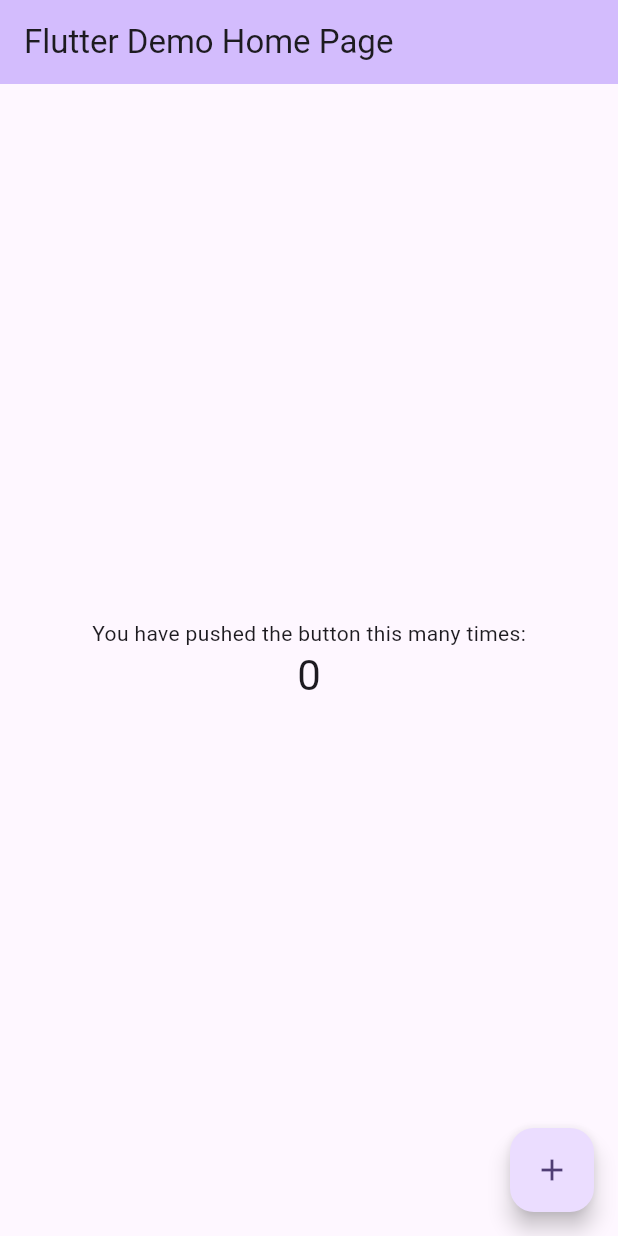
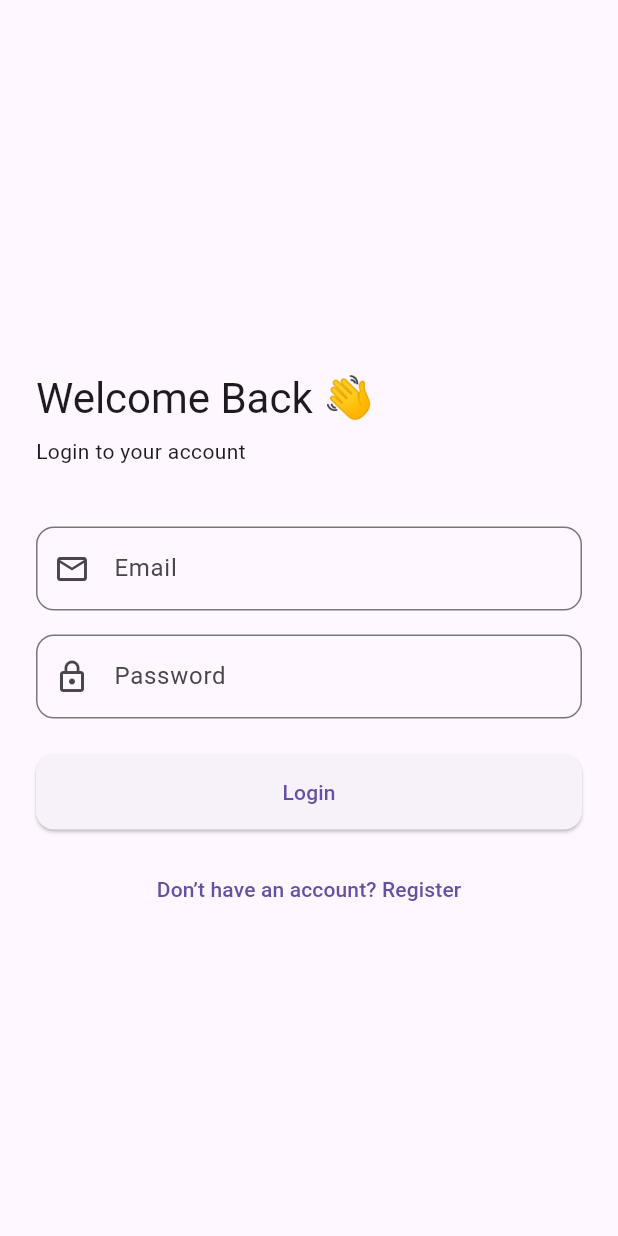
Before and after one commit to tajutzam/my-kasir, a Flutter app: the screen it shows after launch, on a phone screen of 412 x 824 dp. Run offline on Flutter 3.47's test engine with Material 3 defaults, Android fonts, the phone set to English and light mode, and no system bars; our stand-ins replace floor, get, sqflite; accounts and stored records are empty; generated files the repository leaves out were written again.

Commit message:
feat: setup structure

```diff
--- /dev/null
+++ b/lib/app/bindings/initial_binding.dart
@@ -0,0 +1,9 @@
+import 'package:get/get.dart';
+import '../../core/services/database_service.dart';
+
+class InitialBinding extends Bindings {
+  @override
+  void dependencies() {
+    Get.putAsync<DatabaseService>(() async => DatabaseService().init());
+  }
+}
--- /dev/null
+++ b/lib/app/routes/app_pages.dart
@@ -0,0 +1,23 @@
+import 'package:get/get.dart';
+import 'package:my_kasir/modules/auth/auth_binding.dart';
+import 'package:my_kasir/modules/auth/view/login.dart';
+import 'package:my_kasir/modules/auth/view/register.dart';
+
+import 'app_routes.dart';
+
+class AppPages {
+  static const INITIAL = Routes.LOGIN;
+
+  static final routes = <GetPage>[
+    GetPage(
+      name: Routes.LOGIN,
+      page: () => LoginPage(),
+      binding: AuthBinding(),
+    ),
+    GetPage(
+      name: Routes.REGISTER,
+      page: () => RegisterPage(),
+      binding: AuthBinding(),
+    ),
+  ];
+}
--- /dev/null
+++ b/lib/app/routes/app_routes.dart
@@ -0,0 +1,8 @@
+abstract class Routes {
+  static const LOGIN = '/login';
+  static const REGISTER = '/register';
+}
+
+abstract class AppPages {
+  static const INITIAL = Routes.LOGIN;
+}
--- a/lib/main.dart
+++ b/lib/main.dart
@@ -1,122 +1,31 @@
 import 'package:flutter/material.dart';
+import 'package:get/get.dart';
 
-void main() {
+import 'app/bindings/initial_binding.dart';
+import 'app/routes/app_pages.dart';
+
+Future<void> main() async {
+  WidgetsFlutterBinding.ensureInitialized();
+
+
   runApp(const MyApp());
 }
 
 class MyApp extends StatelessWidget {
   const MyApp({super.key});
 
-  // This widget is the root of your application.
   @override
   Widget build(BuildContext context) {
-    return MaterialApp(
-      title: 'Flutter Demo',
-      theme: ThemeData(
-        // This is the theme of your application.
-        //
-        // TRY THIS: Try running your application with "flutter run". You'll see
-        // the application has a purple toolbar. Then, without quitting the app,
-        // try changing the seedColor in the colorScheme below to Colors.green
-        // and then invoke "hot reload" (save your changes or press the "hot
-        // reload" button in a Flutter-supported IDE, or press "r" if you used
-        // the command line to start the app).
-        //
-        // Notice that the counter didn't reset back to zero; the application
-        // state is not lost during the reload. To reset the state, use hot
-        // restart instead.
-        //
-        // This works for code too, not just values: Most code changes can be
-        // tested with just a hot reload.
-        colorScheme: .fromSeed(seedColor: Colors.deepPurple),
-      ),
-      home: const MyHomePage(title: 'Flutter Demo Home Page'),
+    return GetMaterialApp(
+      debugShowCheckedModeBanner: false,
+      title: 'My Kasir',
+
+      initialBinding: InitialBinding(),
+
+      initialRoute: AppPages.INITIAL,
+      getPages: AppPages.routes,
+
+      theme: ThemeData(primarySwatch: Colors.blue, useMaterial3: true),
     );
   }
 }
-
-class MyHomePage extends StatefulWidget {
-  const MyHomePage({super.key, required this.title});
-
-  // This widget is the home page of your application. It is stateful, meaning
-  // that it has a State object (defined below) that contains fields that affect
-  // how it looks.
-
-  // This class is the configuration for the state. It holds the values (in this
-  // case the title) provided by the parent (in this case the App widget) and
-  // used by the build method of the State. Fields in a Widget subclass are
-  // always marked "final".
-
-  final String title;
-
-  @override
-  State<MyHomePage> createState() => _MyHomePageState();
-}
-
-class _MyHomePageState extends State<MyHomePage> {
-  int _counter = 0;
-
-  void _incrementCounter() {
-    setState(() {
-      // This call to setState tells the Flutter framework that something has
-      // changed in this State, which causes it to rerun the build method below
-      // so that the display can reflect the updated values. If we changed
-      // _counter without calling setState(), then the build method would not be
-      // called again, and so nothing would appear to happen.
-      _counter++;
-    });
-  }
-
-  @override
-  Widget build(BuildContext context) {
-    // This method is rerun every time setState is called, for instance as done
-    // by the _incrementCounter method above.
-    //
-    // The Flutter framework has been optimized to make rerunning build methods
-    // fast, so that you can just rebuild anything that needs updating rather
-    // than having to individually change instances of widgets.
-    return Scaffold(
-      appBar: AppBar(
-        // TRY THIS: Try changing the color here to a specific color (to
-        // Colors.amber, perhaps?) and trigger a hot reload to see the AppBar
-        // change color while the other colors stay the same.
-        backgroundColor: Theme.of(context).colorScheme.inversePrimary,
-        // Here we take the value from the MyHomePage object that was created by
-        // the App.build method, and use it to set our appbar title.
-        title: Text(widget.title),
-      ),
-      body: Center(
-        // Center is a layout widget. It takes a single child and positions it
-        // in the middle of the parent.
-        child: Column(
-          // Column is also a layout widget. It takes a list of children and
-          // arranges them vertically. By default, it sizes itself to fit its
-          // children horizontally, and tries to be as tall as its parent.
-          //
-          // Column has various properties to control how it sizes itself and
-          // how it positions its children. Here we use mainAxisAlignment to
-          // center the children vertically; the main axis here is the vertical
-          // axis because Columns are vertical (the cross axis would be
-          // horizontal).
-          //
-          // TRY THIS: Invoke "debug painting" (choose the "Toggle Debug Paint"
-          // action in the IDE, or press "p" in the console), to see the
-          // wireframe for each widget.
-          mainAxisAlignment: .center,
-          children: [
-            const Text('You have pushed the button this many times:'),
-            Text(
-              '$_counter',
-              style: Theme.of(context).textTheme.headlineMedium,
-            ),
-          ],
-        ),
-      ),
-      floatingActionButton: FloatingActionButton(
-        onPressed: _incrementCounter,
-        tooltip: 'Increment',
-        child: const Icon(Icons.add),
-      ),
-    );
-  }
-}
--- /dev/null
+++ b/lib/modules/auth/auth_binding.dart
@@ -0,0 +1,9 @@
+import 'package:get/get.dart';
+import 'package:my_kasir/modules/auth/auth_controller.dart';
+
+class AuthBinding extends Bindings {
+  @override
+  void dependencies() {
+    Get.lazyPut<AuthController>(() => AuthController());
+  }
+}
--- /dev/null
+++ b/lib/modules/auth/view/login.dart
@@ -0,0 +1,84 @@
+import 'package:flutter/material.dart';
+import 'package:get/get.dart';
+import 'package:my_kasir/app/routes/app_routes.dart';
+
+class LoginPage extends StatelessWidget {
+  const LoginPage({super.key});
+
+  @override
+  Widget build(BuildContext context) {
+    return Scaffold(
+      body: SafeArea(
+        child: Padding(
+          padding: const EdgeInsets.symmetric(horizontal: 24),
+          child: Center(
+            child: SingleChildScrollView(
+              child: Column(
+                crossAxisAlignment: CrossAxisAlignment.start,
+                children: [
+                  const SizedBox(height: 40),
+                  Text(
+                    'Welcome Back 👋',
+                    style: Theme.of(context).textTheme.headlineMedium,
+                  ),
+                  const SizedBox(height: 8),
+                  Text(
+                    'Login to your account',
+                    style: Theme.of(context).textTheme.bodyMedium,
+                  ),
+                  const SizedBox(height: 40),
+
+                  TextField(
+                    decoration: InputDecoration(
+                      labelText: 'Email',
+                      prefixIcon: const Icon(Icons.email_outlined),
+                      border: OutlineInputBorder(
+                        borderRadius: BorderRadius.circular(12),
+                      ),
+                    ),
+                  ),
+                  const SizedBox(height: 16),
+
+                  TextField(
+                    obscureText: true,
+                    decoration: InputDecoration(
+                      labelText: 'Password',
+                      prefixIcon: const Icon(Icons.lock_outline),
+                      border: OutlineInputBorder(
+                        borderRadius: BorderRadius.circular(12),
+                      ),
+                    ),
+                  ),
+                  const SizedBox(height: 24),
+
+                  SizedBox(
+                    width: double.infinity,
+                    height: 50,
+                    child: ElevatedButton(
+                      onPressed: () {},
+                      style: ElevatedButton.styleFrom(
+                        shape: RoundedRectangleBorder(
+                          borderRadius: BorderRadius.circular(12),
+                        ),
+                      ),
+                      child: const Text('Login'),
+                    ),
+                  ),
+
+                  const SizedBox(height: 16),
+
+                  Center(
+                    child: TextButton(
+                      onPressed: () => Get.toNamed(Routes.REGISTER),
+                      child: const Text('Don’t have an account? Register'),
+                    ),
+                  ),
+                ],
+              ),
+            ),
+          ),
+        ),
+      ),
+    );
+  }
+}
--- a/pubspec.yaml
+++ b/pubspec.yaml
@@ -34,6 +34,9 @@ dependencies:
   # The following adds the Cupertino Icons font to your application.
   # Use with the CupertinoIcons class for iOS style icons.
   cupertino_icons: ^1.0.8
+  sqflite: ^2.4.2
+  floor: ^1.5.0
+  get: ^4.7.3
 
 dev_dependencies:
   flutter_test:
@@ -45,6 +48,8 @@ dev_dependencies:
   # package. See that file for information about deactivating specific lint
   # rules and activating additional ones.
   flutter_lints: ^6.0.0
+  build_runner: ^2.4.8
+  floor_generator: ^1.5.0
 
 # For information on the generic Dart part of this file, see the
 # following page: https://dart.dev/tools/pub/pubspec
```
Also changed, not shown: lib/core/services/database_service.dart (added, +14 -0 lines), lib/data/dao/product_dao.dart (added, +17 -0 lines), lib/data/database/app_database.dart (added, +17 -0 lines), lib/data/models/product_model.dart (added, +16 -0 lines), lib/data/repositories/product_repositories.dart (added, +24 -0 lines), lib/modules/auth/auth_controller.dart (added, +10 -0 lines), lib/modules/auth/view/register.dart (added, +94 -0 lines), lib/data/database/app_database.g.dart (added), pubspec.lock, 1 other file.
